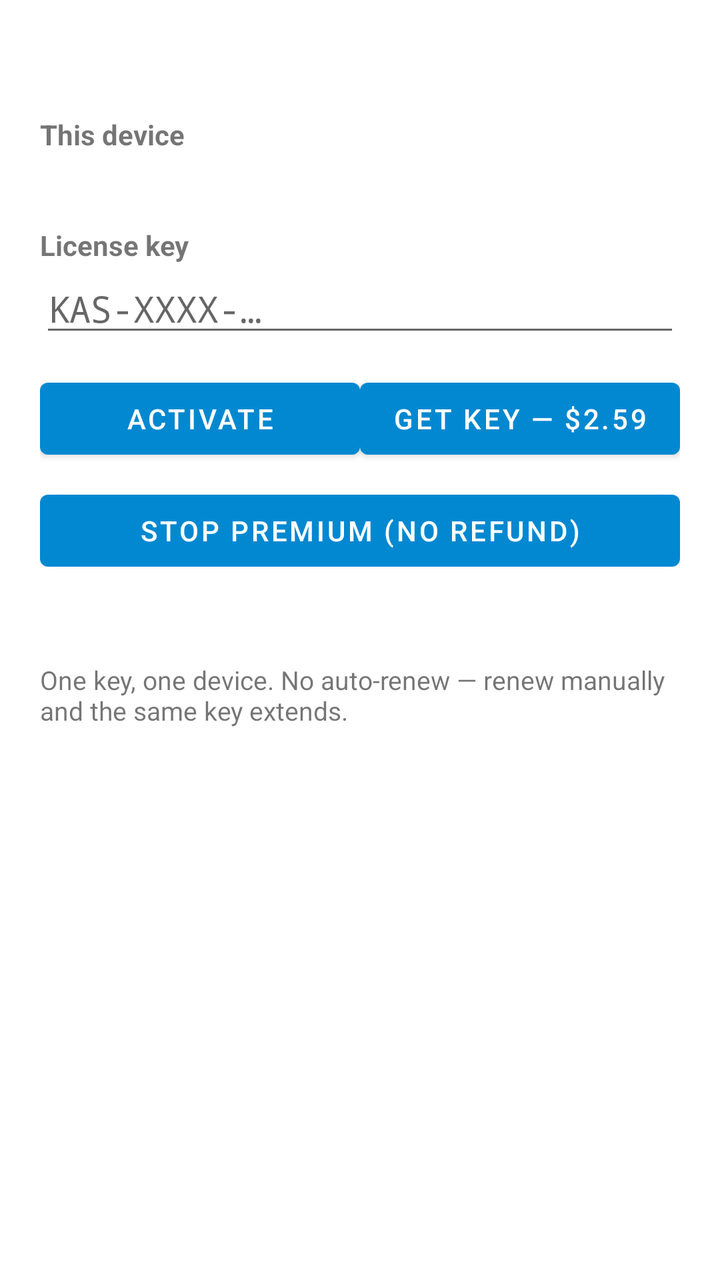
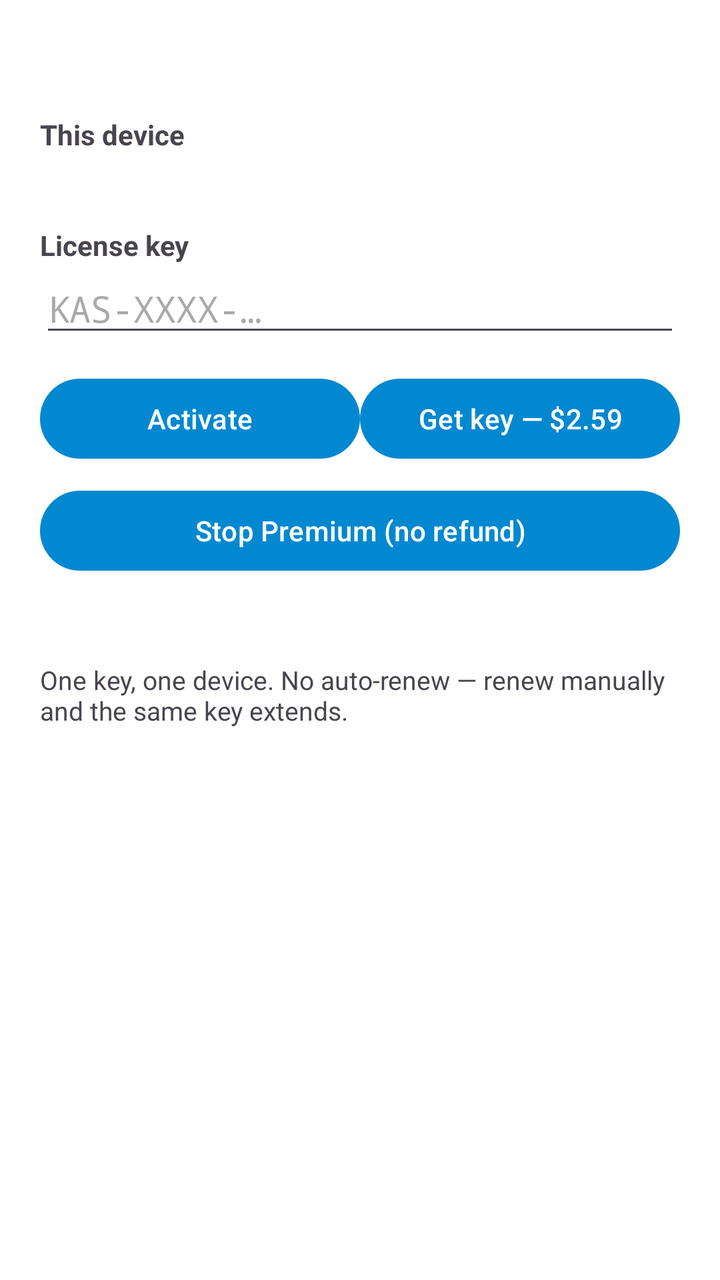

Compare the two renders of this Android layout. The source of the first and the diff that turns it into the second are given below.
<!-- AndroidManifest.xml: application theme Theme.Kastrava -->
<!-- res/layout/activity_premium.xml -->
<?xml version="1.0" encoding="utf-8"?>
<ScrollView xmlns:android="http://schemas.android.com/apk/res/android"
    android:layout_width="match_parent"
    android:layout_height="match_parent"
    android:padding="20dp">

    <LinearLayout
        android:orientation="vertical"
        android:layout_width="match_parent"
        android:layout_height="wrap_content">

        <TextView
            android:id="@+id/premStatus"
            android:layout_width="wrap_content"
            android:layout_height="wrap_content"
            android:textSize="16sp"
            android:textStyle="bold" />

        <TextView
            android:layout_width="wrap_content"
            android:layout_height="wrap_content"
            android:layout_marginTop="16dp"
            android:text="This device"
            android:textStyle="bold" />

        <TextView
            android:id="@+id/premMachine"
            android:layout_width="match_parent"
            android:layout_height="wrap_content"
            android:layout_marginTop="4dp"
            android:fontFamily="monospace"
            android:textIsSelectable="true"
            android:textSize="12sp" />

        <TextView
            android:layout_width="wrap_content"
            android:layout_height="wrap_content"
            android:layout_marginTop="16dp"
            android:text="License key"
            android:textStyle="bold" />

        <EditText
            android:id="@+id/premKey"
            android:layout_width="match_parent"
            android:layout_height="wrap_content"
            android:hint="KAS-XXXX-…"
            android:fontFamily="monospace"
            android:inputType="textCapCharacters"
            android:maxLines="1" />

        <LinearLayout
            android:orientation="horizontal"
            android:layout_width="match_parent"
            android:layout_height="wrap_content"
            android:layout_marginTop="12dp">

            <Button
                android:id="@+id/premActivate"
                android:layout_width="0dp"
                android:layout_height="wrap_content"
                android:layout_weight="1"
                android:text="Activate" />

            <Button
                android:id="@+id/premBuy"
                android:layout_width="0dp"
                android:layout_height="wrap_content"
                android:layout_weight="1"
                android:text="Get key — $2.59" />
        </LinearLayout>

        <Button
            android:id="@+id/premStop"
            android:layout_width="match_parent"
            android:layout_height="wrap_content"
            android:layout_marginTop="8dp"
            android:text="Stop Premium (no refund)" />

        <TextView
            android:id="@+id/premMsg"
            android:layout_width="wrap_content"
            android:layout_height="wrap_content"
            android:layout_marginTop="12dp"
            android:textSize="13sp" />

        <TextView
            android:layout_width="wrap_content"
            android:layout_height="wrap_content"
            android:layout_marginTop="12dp"
            android:text="One key, one device. No auto-renew — renew manually and the same key extends."
            android:textSize="13sp" />
    </LinearLayout>
</ScrollView>
<!-- resources referenced by this layout -->
<resources>
  <style name="Theme.Kastrava" parent="Theme.MaterialComponents.DayNight.DarkActionBar">
          <item name="colorPrimary">@color/kas_blue</item>
          <item name="colorPrimaryVariant">@color/kas_blue</item>
          <item name="colorOnPrimary">@android:color/white</item>
      </style>
  <color name="kas_blue">#0288D1</color>
</resources>

<!-- the commit's change to res/layout/activity_premium.xml (unified diff, before → after) -->
@@ -2,6 +2,7 @@
 <ScrollView xmlns:android="http://schemas.android.com/apk/res/android"
     android:layout_width="match_parent"
     android:layout_height="match_parent"
+    android:background="@color/chrome_bg"
     android:padding="20dp">
 
     <LinearLayout
<!-- resource entries referenced after the edit -->
@@ -1,9 +1,12 @@
 <!-- resources referenced by this layout -->
 <resources>
-  <style name="Theme.Kastrava" parent="Theme.MaterialComponents.DayNight.DarkActionBar">
+  <color name="chrome_bg">#FFFFFF</color>
+  <style name="Theme.Kastrava" parent="Theme.Material3.DayNight.NoActionBar">
           <item name="colorPrimary">@color/kas_blue</item>
-          <item name="colorPrimaryVariant">@color/kas_blue</item>
           <item name="colorOnPrimary">@android:color/white</item>
+          <item name="colorSecondary">@color/kas_blue</item>
+          <item name="android:statusBarColor">@color/chrome_bg</item>
+          <item name="android:navigationBarColor">@color/chrome_bg</item>
       </style>
   <color name="kas_blue">#0288D1</color>
 </resources>
